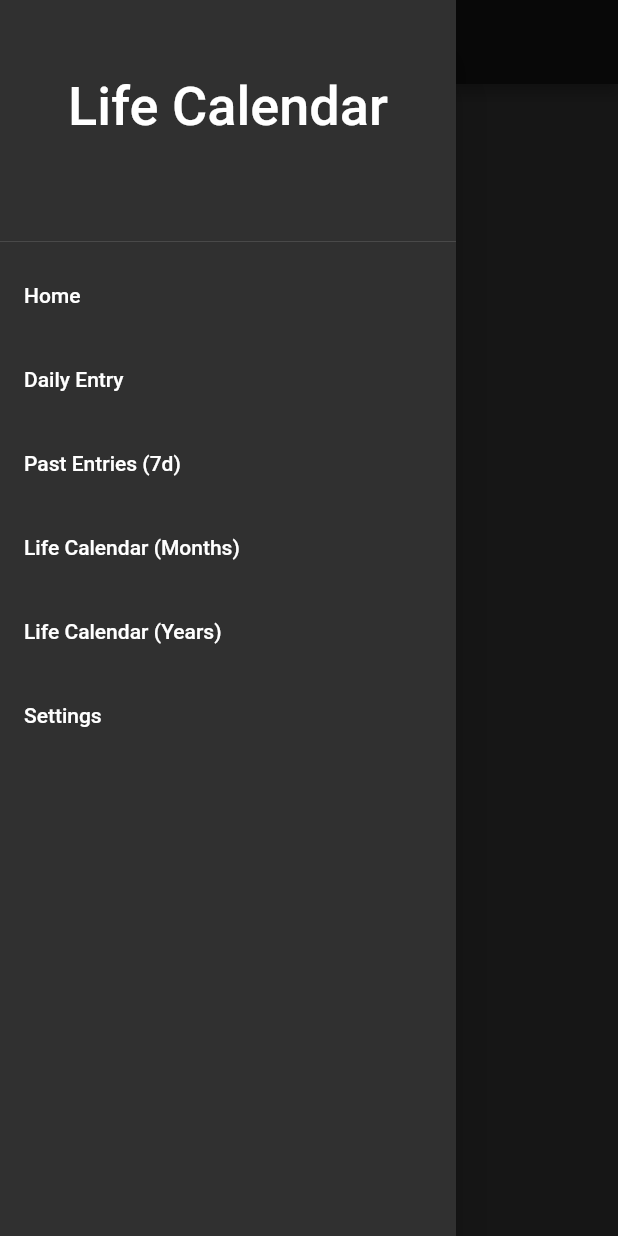
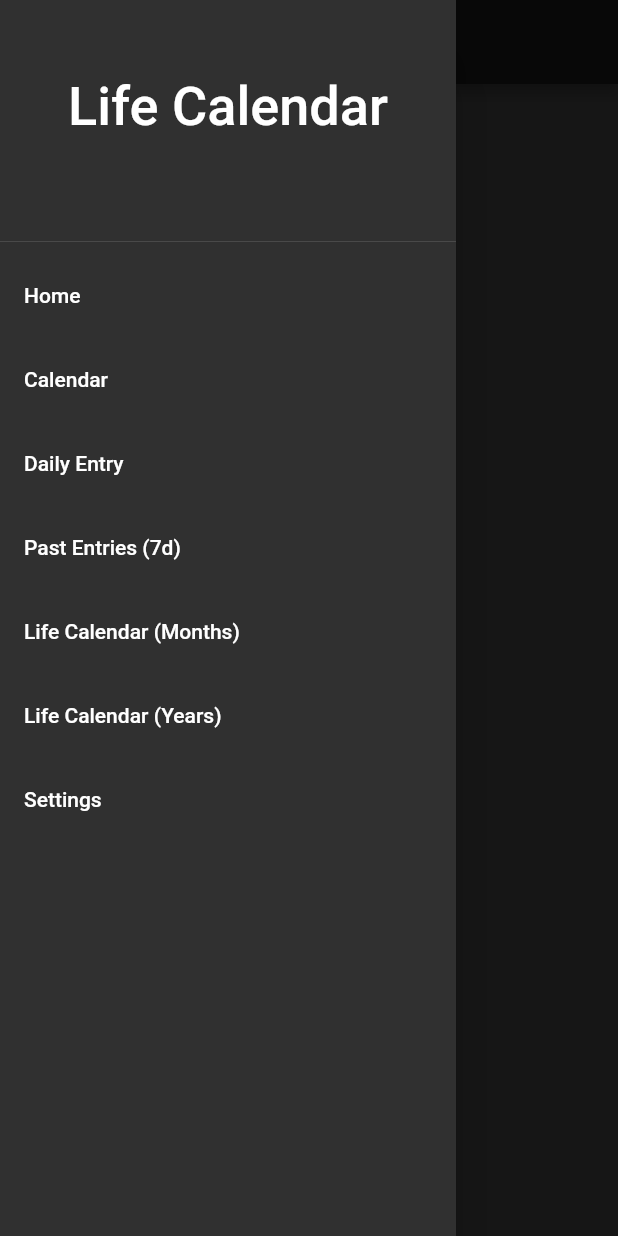
Before and after one commit to paul-mcnamee/LifeCalendar, a Flutter app: the screen it shows once a user with an empty profile is signed in, with the side drawer open, on a phone screen of 412 x 824 dp. Run offline on Flutter 3.47's test engine with Material 2 defaults, Android fonts, the phone set to English and light mode, and no system bars; our stand-ins replace cloud_firestore, firebase_auth, firebase_core, table_calendar; accounts and stored records are empty.

Commit message:
added a calendar view populated with firebase data that links to the daily entry page when an even is clicked and also added a daily quote to the home screen

```diff
--- a/lib/components/app_drawer.dart
+++ b/lib/components/app_drawer.dart
@@ -9,6 +9,8 @@ import 'package:life_calendar/views/life_calendar_weeks.dart';
 import 'package:life_calendar/views/life_calendar_years.dart';
 import 'package:life_calendar/views/settings.dart';
 import 'package:life_calendar/components/entries_7d.dart';
+
+import 'calendar_component.dart';
 
 Drawer buildDrawer(BuildContext context) {
   return Drawer(
@@ -29,6 +31,7 @@ Drawer buildDrawer(BuildContext context) {
           // margin: const EdgeInsets.only(bottom: 0),
         ),
         drawerTile(context, 'Home', Home()),
+        drawerTile(context, 'Calendar', CalendarComponent()),
         drawerTile(context, 'Daily Entry', DailyEntry(inputPost: null,)),
         drawerTile(context, 'Past Entries (7d)', Entries7dView()),
         // drawerTile(context, 'Current Week', CurrentWeek()),
--- /dev/null
+++ b/lib/components/quote.dart
@@ -0,0 +1,46 @@
+import 'dart:async';
+import 'dart:convert';
+
+import 'package:flutter/material.dart';
+import 'package:http/http.dart' as http;
+
+class Quote extends StatelessWidget {
+  @override
+  Widget build(BuildContext context) {
+    return FutureBuilder(
+        future: _getQuote(),
+        builder: (context, AsyncSnapshot<DailyQuote>snapshot) {
+          return snapshot.connectionState == ConnectionState.done
+              ? Center(
+              child: Text(
+                snapshot.data != null
+                    ? "${snapshot.data!.quote} \r\n"
+                    "     -${snapshot.data!.author}"
+                    : "Home",
+                textAlign: TextAlign.center,
+              ))
+              : Center(child: CircularProgressIndicator());
+        });
+  }
+}
+
+/// Quote kindly supplied by https://theysaidso.com/api/
+Future<DailyQuote> _getQuote() async {
+  // TODO: uncomment for prod so we don't spam the quote api when testing...
+  // final res = await http.get(Uri.parse('http://quotes.rest/qod.json'));
+  // var data = await json.decode(res.body)['contents']['quotes'][0];
+  // DailyQuote quote = DailyQuote(data['quote'], data['author']);
+  DailyQuote quote = DailyQuote("Finish this app", "Paul");
+
+  return quote;
+}
+
+class DailyQuote {
+  late String quote;
+  late String author;
+
+  DailyQuote(quote, author) {
+    this.author = author;
+    this.quote = quote;
+  }
+}
--- a/lib/views/entries_7d_view.dart
+++ b/lib/views/entries_7d_view.dart
@@ -11,8 +11,6 @@ class Entries7dView extends StatefulWidget {
 }
 
 class _Entries7dState extends State<Entries7dView> {
-
-
   @override
   Widget build(BuildContext context) {
     return Scaffold(
--- a/lib/views/home.dart
+++ b/lib/views/home.dart
@@ -1,6 +1,7 @@
 import 'package:life_calendar/components/app_bar.dart';
 import 'package:life_calendar/components/app_drawer.dart';
 import 'package:flutter/material.dart';
+import 'package:life_calendar/components/quote.dart';
 
 class Home extends StatefulWidget {
   const Home({Key? key}) : super(key: key);
@@ -14,7 +15,7 @@ class _HomeState extends State<Home> {
   @override
   Widget build(BuildContext context) {
     return Scaffold(
-      body: const Center(child: Text("Home")),
+      body: Center(child: Quote()),
       appBar: buildAppBar("Home"),
       drawer: buildDrawer(context),
     );
--- a/pubspec.yaml
+++ b/pubspec.yaml
@@ -35,6 +35,7 @@ dependencies:
   firebase_analytics: ^8.3.2
   firebase_auth: ^3.1.1
   cloud_firestore: ^2.5.3
+  table_calendar: ^3.0.5
 
 dev_dependencies:
   flutter_test:
```
Also changed, not shown: lib/components/calendar_component.dart (added, +174 -0 lines), lib/main.dart (+3 -5 lines), lib/views/calendar.dart (added, +22 -0 lines), lib/components/entries_7d.dart (indentation only), pubspec.lock.
